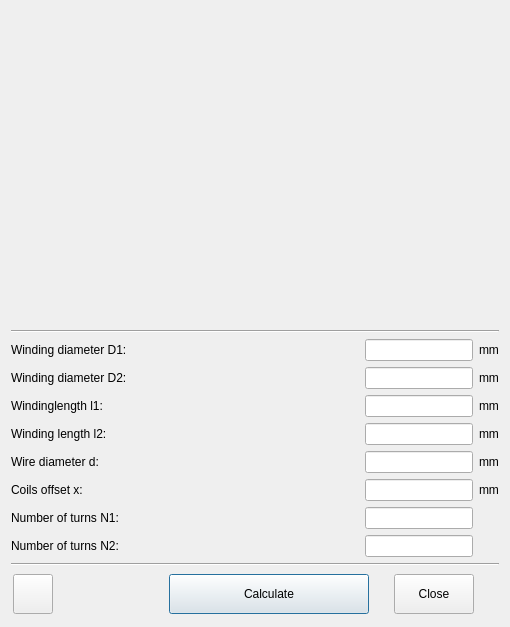
Qt form coupledcoil.ui (radioacoustick/Coil64) before a commit.
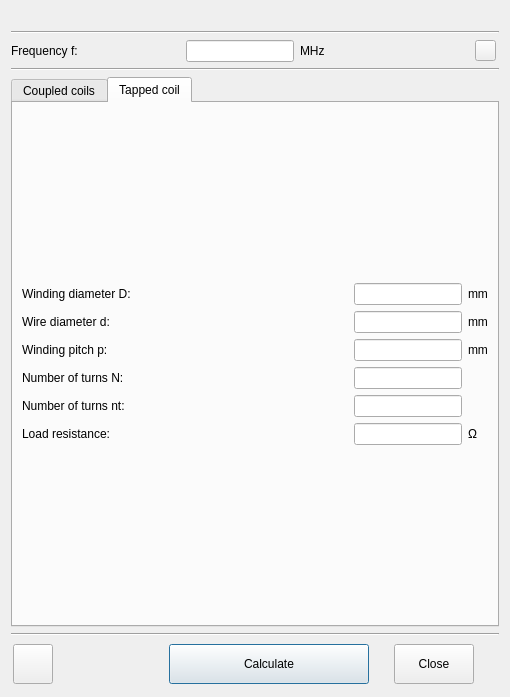
The same form after that commit. Icons and pictures are not drawn.

What changed in the file:
```diff
--- a/coupledcoil.ui
+++ b/coupledcoil.ui
@@ -10,7 +10,7 @@
     <x>0</x>
     <y>0</y>
     <width>510</width>
-    <height>627</height>
+    <height>697</height>
    </rect>
   </property>
   <property name="sizePolicy">
@@ -22,13 +22,13 @@
   <property name="minimumSize">
    <size>
     <width>510</width>
-    <height>627</height>
+    <height>680</height>
    </size>
   </property>
   <property name="maximumSize">
    <size>
-    <width>510</width>
-    <height>627</height>
+    <width>610</width>
+    <height>900</height>
    </size>
   </property>
   <property name="windowTitle">
@@ -40,11 +40,6 @@
   </property>
   <layout class="QVBoxLayout" name="verticalLayout">
    <item>
-    <layout class="QVBoxLayout" name="verticalLayout_5">
-     <property name="sizeConstraint">
-      <enum>QLayout::SetMinimumSize</enum>
-     </property>
-     <item>
       <widget class="QLabel" name="image">
        <property name="sizePolicy">
         <sizepolicy hsizetype="Preferred" vsizetype="Preferred">
@@ -64,7 +59,7 @@
       </widget>
      </item>
      <item>
-      <widget class="Line" name="line">
+    <widget class="Line" name="line_4">
        <property name="orientation">
         <enum>Qt::Horizontal</enum>
        </property>
@@ -72,6 +67,89 @@
      </item>
      <item>
       <layout class="QGridLayout" name="gridLayout_2">
+     <item row="0" column="2">
+      <widget class="QLabel" name="label_F_m">
+       <property name="text">
+        <string notr="true">MHz</string>
+       </property>
+      </widget>
+     </item>
+     <item row="0" column="0">
+      <widget class="QLabel" name="label_F">
+       <property name="text">
+        <string notr="true">Frequency f:</string>
+       </property>
+      </widget>
+     </item>
+     <item row="0" column="1">
+      <widget class="QLineEdit" name="lineEdit_F">
+       <property name="sizePolicy">
+        <sizepolicy hsizetype="Fixed" vsizetype="Fixed">
+         <horstretch>0</horstretch>
+         <verstretch>0</verstretch>
+        </sizepolicy>
+       </property>
+      </widget>
+     </item>
+     <item row="0" column="3">
+      <widget class="QToolButton" name="toolButton_spice">
+       <property name="focusPolicy">
+        <enum>Qt::NoFocus</enum>
+       </property>
+       <property name="toolTip">
+        <string>Show data for LTSpice</string>
+       </property>
+       <property name="styleSheet">
+        <string notr="true">margin-right:3</string>
+       </property>
+       <property name="text">
+        <string notr="true"/>
+       </property>
+       <property name="icon">
+        <iconset resource="res.qrc">
+         <normaloff>:/menu_ico/res/ico2-ltspice.png</normaloff>:/menu_ico/res/ico2-ltspice.png</iconset>
+       </property>
+       <property name="checkable">
+        <bool>true</bool>
+       </property>
+      </widget>
+     </item>
+    </layout>
+   </item>
+   <item>
+    <widget class="Line" name="line">
+     <property name="orientation">
+      <enum>Qt::Horizontal</enum>
+     </property>
+    </widget>
+   </item>
+   <item>
+    <widget class="QTabWidget" name="tabWidget">
+     <property name="focusPolicy">
+      <enum>Qt::NoFocus</enum>
+     </property>
+     <property name="currentIndex">
+      <number>1</number>
+     </property>
+     <widget class="QWidget" name="tab">
+      <attribute name="title">
+       <string>Coupled coils</string>
+      </attribute>
+      <layout class="QVBoxLayout" name="verticalLayout_2">
+       <item>
+        <layout class="QVBoxLayout" name="verticalLayout_6">
+         <property name="sizeConstraint">
+          <enum>QLayout::SetMinimumSize</enum>
+         </property>
+         <item>
+          <widget class="Line" name="line_3">
+           <property name="orientation">
+            <enum>Qt::Horizontal</enum>
+           </property>
+          </widget>
+         </item>
+         <item>
+          <layout class="QGridLayout" name="gridLayout_4">
        <item row="6" column="2">
         <widget class="QLabel" name="label_d_m">
          <property name="sizePolicy">
@@ -325,6 +403,202 @@
      </item>
     </layout>
    </item>
+      </layout>
+     </widget>
+     <widget class="QWidget" name="tab_2">
+      <attribute name="title">
+       <string>Tapped coil</string>
+      </attribute>
+      <layout class="QVBoxLayout" name="verticalLayout_3">
+       <item>
+        <layout class="QVBoxLayout" name="verticalLayout_7">
+         <property name="sizeConstraint">
+          <enum>QLayout::SetMinimumSize</enum>
+         </property>
+         <item>
+          <layout class="QGridLayout" name="gridLayout_5">
+           <item row="6" column="2">
+            <widget class="QLabel" name="label_N2_m_4">
+             <property name="sizePolicy">
+              <sizepolicy hsizetype="Fixed" vsizetype="Preferred">
+               <horstretch>0</horstretch>
+               <verstretch>0</verstretch>
+              </sizepolicy>
+             </property>
+             <property name="text">
+              <string notr="true"/>
+             </property>
+            </widget>
+           </item>
+           <item row="5" column="0">
+            <widget class="QLabel" name="label_N">
+             <property name="text">
+              <string notr="true">Number of turns N:</string>
+             </property>
+             <property name="wordWrap">
+              <bool>true</bool>
+             </property>
+            </widget>
+           </item>
+           <item row="3" column="0">
+            <widget class="QLabel" name="label_dw">
+             <property name="text">
+              <string notr="true">Wire diameter d:</string>
+             </property>
+             <property name="wordWrap">
+              <bool>true</bool>
+             </property>
+            </widget>
+           </item>
+           <item row="4" column="1">
+            <widget class="QLineEdit" name="lineEdit_p">
+             <property name="sizePolicy">
+              <sizepolicy hsizetype="Fixed" vsizetype="Fixed">
+               <horstretch>0</horstretch>
+               <verstretch>0</verstretch>
+              </sizepolicy>
+             </property>
+            </widget>
+           </item>
+           <item row="3" column="1">
+            <widget class="QLineEdit" name="lineEdit_dw">
+             <property name="sizePolicy">
+              <sizepolicy hsizetype="Fixed" vsizetype="Fixed">
+               <horstretch>0</horstretch>
+               <verstretch>0</verstretch>
+              </sizepolicy>
+             </property>
+            </widget>
+           </item>
+           <item row="4" column="2">
+            <widget class="QLabel" name="label_p_m">
+             <property name="text">
+              <string notr="true">mm</string>
+             </property>
+            </widget>
+           </item>
+           <item row="6" column="0">
+            <widget class="QLabel" name="label_Nt">
+             <property name="text">
+              <string notr="true">Number of turns nt:</string>
+             </property>
+            </widget>
+           </item>
+           <item row="5" column="2">
+            <widget class="QLabel" name="label_N1_m_4">
+             <property name="sizePolicy">
+              <sizepolicy hsizetype="Fixed" vsizetype="Preferred">
+               <horstretch>0</horstretch>
+               <verstretch>0</verstretch>
+              </sizepolicy>
+             </property>
+             <property name="text">
+              <string notr="true"/>
+             </property>
+            </widget>
+           </item>
+           <item row="4" column="0">
+            <widget class="QLabel" name="label_p">
+             <property name="text">
+              <string notr="true">Winding pitch p:</string>
+             </property>
+             <property name="wordWrap">
+              <bool>true</bool>
+             </property>
+            </widget>
+           </item>
+           <item row="3" column="2">
+            <widget class="QLabel" name="label_dw_m">
+             <property name="text">
+              <string notr="true">mm</string>
+             </property>
+            </widget>
+           </item>
+           <item row="0" column="1">
+            <widget class="QLineEdit" name="lineEdit_D">
+             <property name="sizePolicy">
+              <sizepolicy hsizetype="Fixed" vsizetype="Fixed">
+               <horstretch>0</horstretch>
+               <verstretch>0</verstretch>
+              </sizepolicy>
+             </property>
+            </widget>
+           </item>
+           <item row="5" column="1">
+            <widget class="QLineEdit" name="lineEdit_N">
+             <property name="sizePolicy">
+              <sizepolicy hsizetype="Fixed" vsizetype="Fixed">
+               <horstretch>0</horstretch>
+               <verstretch>0</verstretch>
+              </sizepolicy>
+             </property>
+            </widget>
+           </item>
+           <item row="0" column="2">
+            <widget class="QLabel" name="label_D_m">
+             <property name="sizePolicy">
+              <sizepolicy hsizetype="Fixed" vsizetype="Preferred">
+               <horstretch>0</horstretch>
+               <verstretch>0</verstretch>
+              </sizepolicy>
+             </property>
+             <property name="text">
+              <string notr="true">mm</string>
+             </property>
+            </widget>
+           </item>
+           <item row="0" column="0">
+            <widget class="QLabel" name="label_D">
+             <property name="text">
+              <string notr="true">Winding diameter D:</string>
+             </property>
+             <property name="wordWrap">
+              <bool>true</bool>
+             </property>
+            </widget>
+           </item>
+           <item row="6" column="1">
+            <widget class="QLineEdit" name="lineEdit_Nt">
+             <property name="sizePolicy">
+              <sizepolicy hsizetype="Fixed" vsizetype="Fixed">
+               <horstretch>0</horstretch>
+               <verstretch>0</verstretch>
+              </sizepolicy>
+             </property>
+            </widget>
+           </item>
+           <item row="7" column="0">
+            <widget class="QLabel" name="label_load">
+             <property name="text">
+              <string notr="true">Load resistance:</string>
+             </property>
+            </widget>
+           </item>
+           <item row="7" column="1">
+            <widget class="QLineEdit" name="lineEdit_load">
+             <property name="sizePolicy">
+              <sizepolicy hsizetype="Fixed" vsizetype="Fixed">
+               <horstretch>0</horstretch>
+               <verstretch>0</verstretch>
+              </sizepolicy>
+             </property>
+            </widget>
+           </item>
+           <item row="7" column="2">
+            <widget class="QLabel" name="label_load_m">
+             <property name="text">
+              <string notr="true">Ω</string>
+             </property>
+            </widget>
+           </item>
+          </layout>
+         </item>
+        </layout>
+       </item>
+      </layout>
+     </widget>
+    </widget>
+   </item>
    <item>
     <widget class="Line" name="line_2">
      <property name="orientation">
```
Left out of the diff: 15 changed lines with no effect on the pictures. Lines whose indentation alone changed are shown as unchanged.
